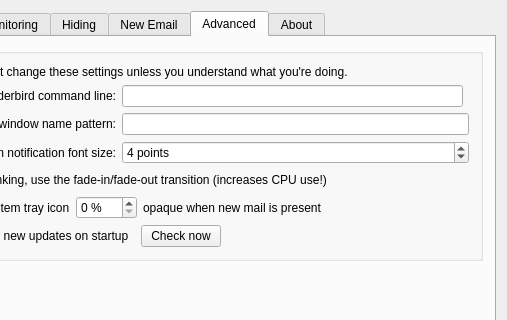
gyunaev/birdtray, file src/dialogsettings.ui: the form before one commit; both pictures show x 108 to 615 and y 0 to 320 of the 615 by 432 pixel window.
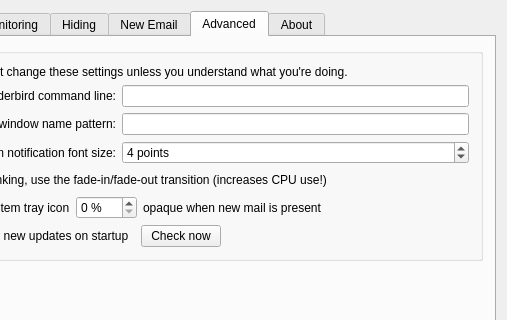
The form after the commit. The open tabs and pages were chosen to show the change. Icons and pictures are not drawn. Custom widgets are drawn as their Qt base class.

Commit message: Fix misaligned thunderbird command line input

What changed in the file:
```diff
--- a/src/dialogsettings.ui
+++ b/src/dialogsettings.ui
@@ -820,7 +820,7 @@
               </property>
              </widget>
             </item>
-            <item row="0" column="1">
+            <item row="0" column="1" colspan="2">
              <widget class="QLineEdit" name="leThunderbirdCmdLine">
               <property name="toolTip">
                <string>&lt;html&gt;&lt;head/&gt;&lt;body&gt;&lt;p&gt;This is the full command-line (with arguments) which will be used to start Thunderbird. Arguments are space-separated, but spaces in quotes are allowed, i.e. something like &lt;span style=&quot; font-weight:600;&quot;&gt;&amp;quot;C:\Program Files\tb.exe&amp;quot; --profile test&lt;/span&gt; will work.&lt;/p&gt;&lt;/body&gt;&lt;/html&gt;</string>
```
